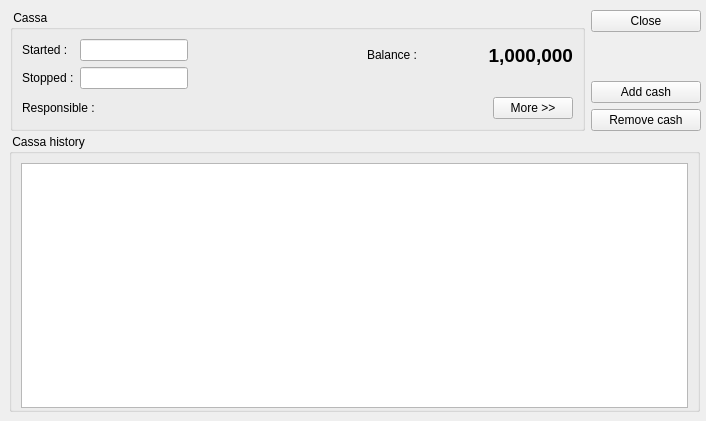
First picture: the form in client/dlgcassa.ui, repository tbikfalvi/Belenus, before the edit.
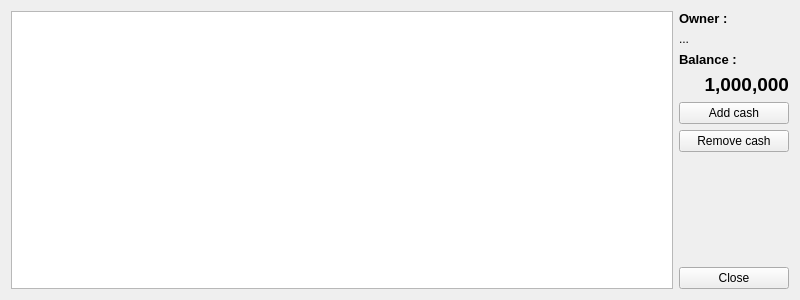
Second picture: the form after the edit.

The edit to the form file:
```diff
--- a/client/dlgcassa.ui
+++ b/client/dlgcassa.ui
@@ -6,57 +6,21 @@
    <rect>
     <x>0</x>
     <y>0</y>
-    <width>706</width>
-    <height>421</height>
+    <width>800</width>
+    <height>300</height>
    </rect>
   </property>
-  <property name="sizePolicy">
-   <sizepolicy hsizetype="Fixed" vsizetype="Fixed">
-    <horstretch>0</horstretch>
-    <verstretch>0</verstretch>
-   </sizepolicy>
-  </property>
-  <property name="minimumSize">
-   <size>
-    <width>706</width>
-    <height>148</height>
-   </size>
-  </property>
-  <property name="maximumSize">
-   <size>
-    <width>706</width>
-    <height>421</height>
-   </size>
-  </property>
   <property name="windowTitle">
    <string>Dialog</string>
   </property>
-  <widget class="QGroupBox" name="gbCassaHistory">
-   <property name="geometry">
-    <rect>
-     <x>9</x>
-     <y>134</y>
-     <width>691</width>
-     <height>278</height>
-    </rect>
-   </property>
-   <property name="sizePolicy">
-    <sizepolicy hsizetype="Preferred" vsizetype="Maximum">
-     <horstretch>0</horstretch>
-     <verstretch>0</verstretch>
-    </sizepolicy>
-   </property>
-   <property name="title">
-    <string> Cassa history </string>
-   </property>
    <layout class="QHBoxLayout" name="horizontalLayout">
     <item>
      <widget class="QTableView" name="tbvCassa">
-      <property name="minimumSize">
-       <size>
-        <width>0</width>
-        <height>245</height>
-       </size>
+     <property name="sizePolicy">
+      <sizepolicy hsizetype="Expanding" vsizetype="Expanding">
+       <horstretch>0</horstretch>
+       <verstretch>0</verstretch>
+      </sizepolicy>
       </property>
       <property name="selectionMode">
        <enum>QAbstractItemView::SingleSelection</enum>
@@ -64,6 +28,12 @@
       <property name="selectionBehavior">
        <enum>QAbstractItemView::SelectRows</enum>
       </property>
+     <property name="showGrid">
+      <bool>false</bool>
+     </property>
+     <property name="gridStyle">
+      <enum>Qt::SolidLine</enum>
+     </property>
       <attribute name="horizontalHeaderShowSortIndicator" stdset="0">
        <bool>true</bool>
       </attribute>
@@ -75,92 +45,34 @@
       </attribute>
      </widget>
     </item>
-   </layout>
-  </widget>
-  <widget class="QWidget" name="layoutWidget">
-   <property name="geometry">
-    <rect>
-     <x>10</x>
-     <y>10</y>
-     <width>691</width>
-     <height>121</height>
-    </rect>
-   </property>
-   <layout class="QHBoxLayout" name="horizontalLayout_5">
     <item>
-     <widget class="QGroupBox" name="gbCassa">
-      <property name="title">
-       <string> Cassa </string>
-      </property>
-      <layout class="QVBoxLayout" name="verticalLayout_3">
+    <layout class="QVBoxLayout" name="verticalLayout">
        <item>
-        <layout class="QHBoxLayout" name="horizontalLayout_3">
-         <item>
-          <layout class="QGridLayout" name="gridLayout">
-           <item row="0" column="0">
-            <widget class="QLabel" name="lblStartDate">
-             <property name="text">
-              <string>Started :</string>
-             </property>
-            </widget>
-           </item>
-           <item row="0" column="1">
-            <widget class="QLineEdit" name="dtStartDate">
+      <widget class="QLabel" name="lblOwner">
              <property name="sizePolicy">
-              <sizepolicy hsizetype="Fixed" vsizetype="Fixed">
+        <sizepolicy hsizetype="Fixed" vsizetype="Preferred">
                <horstretch>0</horstretch>
                <verstretch>0</verstretch>
               </sizepolicy>
              </property>
-             <property name="minimumSize">
-              <size>
-               <width>100</width>
-               <height>0</height>
-              </size>
-             </property>
-            </widget>
-           </item>
-           <item row="1" column="0">
-            <widget class="QLabel" name="lblStopDate">
+       <property name="font">
+        <font>
+         <pointsize>10</pointsize>
+         <weight>75</weight>
+         <bold>true</bold>
+        </font>
+       </property>
              <property name="text">
-              <string>Stopped :</string>
+        <string>Owner :</string>
              </property>
             </widget>
            </item>
-           <item row="1" column="1">
-            <widget class="QLineEdit" name="dtStopDate">
-             <property name="sizePolicy">
-              <sizepolicy hsizetype="Fixed" vsizetype="Fixed">
-               <horstretch>0</horstretch>
-               <verstretch>0</verstretch>
-              </sizepolicy>
-             </property>
-             <property name="minimumSize">
-              <size>
-               <width>100</width>
-               <height>0</height>
-              </size>
-             </property>
-            </widget>
-           </item>
-          </layout>
-         </item>
          <item>
-          <layout class="QVBoxLayout" name="verticalLayout_2">
-           <item>
-            <layout class="QHBoxLayout" name="horizontalLayout_2">
-             <item>
-              <spacer name="horizontalSpacer_3">
-               <property name="orientation">
-                <enum>Qt::Horizontal</enum>
-               </property>
-               <property name="sizeHint" stdset="0">
-                <size>
-                 <width>40</width>
-                 <height>20</height>
-                </size>
-               </property>
-              </spacer>
+      <widget class="QLabel" name="lblUser">
+       <property name="text">
+        <string>...</string>
+       </property>
+      </widget>
              </item>
              <item>
               <widget class="QLabel" name="lblBalance">
@@ -170,6 +82,13 @@
                  <verstretch>0</verstretch>
                 </sizepolicy>
                </property>
+       <property name="font">
+        <font>
+         <pointsize>10</pointsize>
+         <weight>75</weight>
+         <bold>true</bold>
+        </font>
+       </property>
                <property name="text">
                 <string>Balance :</string>
                </property>
@@ -177,18 +96,6 @@
              </item>
              <item>
               <widget class="QLabel" name="lblBalanceValue">
-               <property name="sizePolicy">
-                <sizepolicy hsizetype="Preferred" vsizetype="Preferred">
-                 <horstretch>0</horstretch>
-                 <verstretch>0</verstretch>
-                </sizepolicy>
-               </property>
-               <property name="minimumSize">
-                <size>
-                 <width>150</width>
-                 <height>0</height>
-                </size>
-               </property>
                <property name="font">
                 <font>
                  <pointsize>14</pointsize>
@@ -204,136 +111,6 @@
                </property>
               </widget>
              </item>
-            </layout>
-           </item>
-           <item>
-            <spacer name="horizontalSpacer_2">
-             <property name="orientation">
-              <enum>Qt::Horizontal</enum>
-             </property>
-             <property name="sizeHint" stdset="0">
-              <size>
-               <width>40</width>
-               <height>20</height>
-              </size>
-             </property>
-            </spacer>
-           </item>
-          </layout>
-         </item>
-        </layout>
-       </item>
-       <item>
-        <layout class="QHBoxLayout" name="horizontalLayout_4">
-         <item>
-          <widget class="QLabel" name="lblOwner">
-           <property name="sizePolicy">
-            <sizepolicy hsizetype="Fixed" vsizetype="Preferred">
-             <horstretch>0</horstretch>
-             <verstretch>0</verstretch>
-            </sizepolicy>
-           </property>
-           <property name="text">
-            <string>Responsible :</string>
-           </property>
-          </widget>
-         </item>
-         <item>
-          <widget class="QLabel" name="lblUser">
-           <property name="sizePolicy">
-            <sizepolicy hsizetype="Fixed" vsizetype="Preferred">
-             <horstretch>0</horstretch>
-             <verstretch>0</verstretch>
-            </sizepolicy>
-           </property>
-           <property name="minimumSize">
-            <size>
-             <width>150</width>
-             <height>0</height>
-            </size>
-           </property>
-           <property name="text">
-            <string/>
-           </property>
-          </widget>
-         </item>
-         <item>
-          <spacer name="horizontalSpacer">
-           <property name="orientation">
-            <enum>Qt::Horizontal</enum>
-           </property>
-           <property name="sizeHint" stdset="0">
-            <size>
-             <width>40</width>
-             <height>20</height>
-            </size>
-           </property>
-          </spacer>
-         </item>
-         <item>
-          <widget class="QPushButton" name="pbMore">
-           <property name="sizePolicy">
-            <sizepolicy hsizetype="Fixed" vsizetype="Fixed">
-             <horstretch>0</horstretch>
-             <verstretch>0</verstretch>
-            </sizepolicy>
-           </property>
-           <property name="text">
-            <string>More &gt;&gt;</string>
-           </property>
-           <property name="iconSize">
-            <size>
-             <width>20</width>
-             <height>20</height>
-            </size>
-           </property>
-           <property name="autoDefault">
-            <bool>false</bool>
-           </property>
-          </widget>
-         </item>
-        </layout>
-       </item>
-      </layout>
-     </widget>
-    </item>
-    <item>
-     <layout class="QVBoxLayout" name="verticalLayout">
-      <item>
-       <widget class="QPushButton" name="pbClose">
-        <property name="minimumSize">
-         <size>
-          <width>110</width>
-          <height>0</height>
-         </size>
-        </property>
-        <property name="text">
-         <string>Close</string>
-        </property>
-        <property name="iconSize">
-         <size>
-          <width>20</width>
-          <height>20</height>
-         </size>
-        </property>
-        <property name="autoDefault">
-         <bool>false</bool>
-        </property>
-       </widget>
-      </item>
-      <item>
-       <spacer name="verticalSpacer">
-        <property name="orientation">
-         <enum>Qt::Vertical</enum>
-        </property>
-        <property name="sizeHint" stdset="0">
-         <size>
-          <width>20</width>
-          <height>13</height>
-         </size>
-        </property>
-       </spacer>
-      </item>
       <item>
        <widget class="QPushButton" name="pbCashAdd">
         <property name="minimumSize">
@@ -378,10 +155,44 @@
         </property>
        </widget>
       </item>
-     </layout>
-    </item>
-   </layout>
-  </widget>
+     <item>
+      <spacer name="verticalSpacer">
+       <property name="orientation">
+        <enum>Qt::Vertical</enum>
+       </property>
+       <property name="sizeHint" stdset="0">
+        <size>
+         <width>20</width>
+         <height>40</height>
+        </size>
+       </property>
+      </spacer>
+     </item>
+     <item>
+      <widget class="QPushButton" name="pbClose">
+       <property name="minimumSize">
+        <size>
+         <width>110</width>
+         <height>0</height>
+        </size>
+       </property>
+       <property name="text">
+        <string>Close</string>
+       </property>
+       <property name="iconSize">
+        <size>
+         <width>20</width>
+         <height>20</height>
+        </size>
+       </property>
+       <property name="autoDefault">
+        <bool>false</bool>
+       </property>
+      </widget>
+     </item>
+    </layout>
+   </item>
+  </layout>
  </widget>
  <tabstops>
   <tabstop>dtStartDate</tabstop>
```
Left out of the diff: 5 changed lines with no effect on the pictures. Lines whose indentation alone changed are shown as unchanged.
